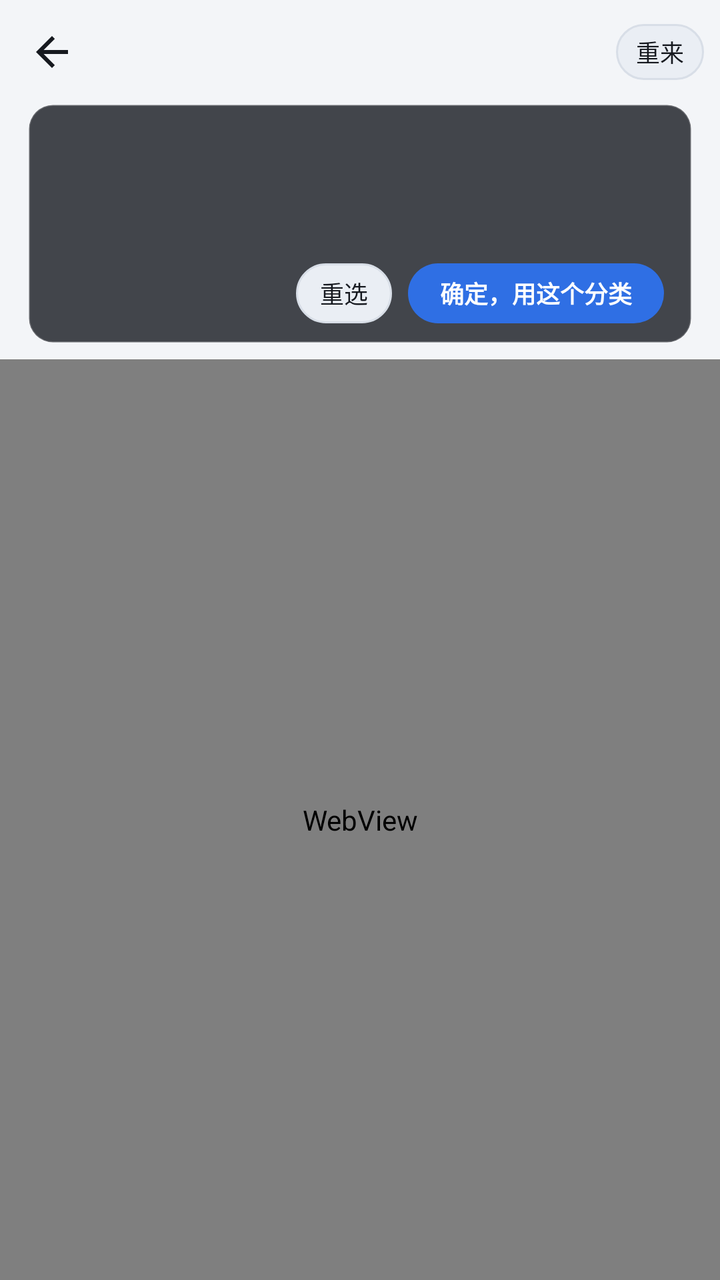
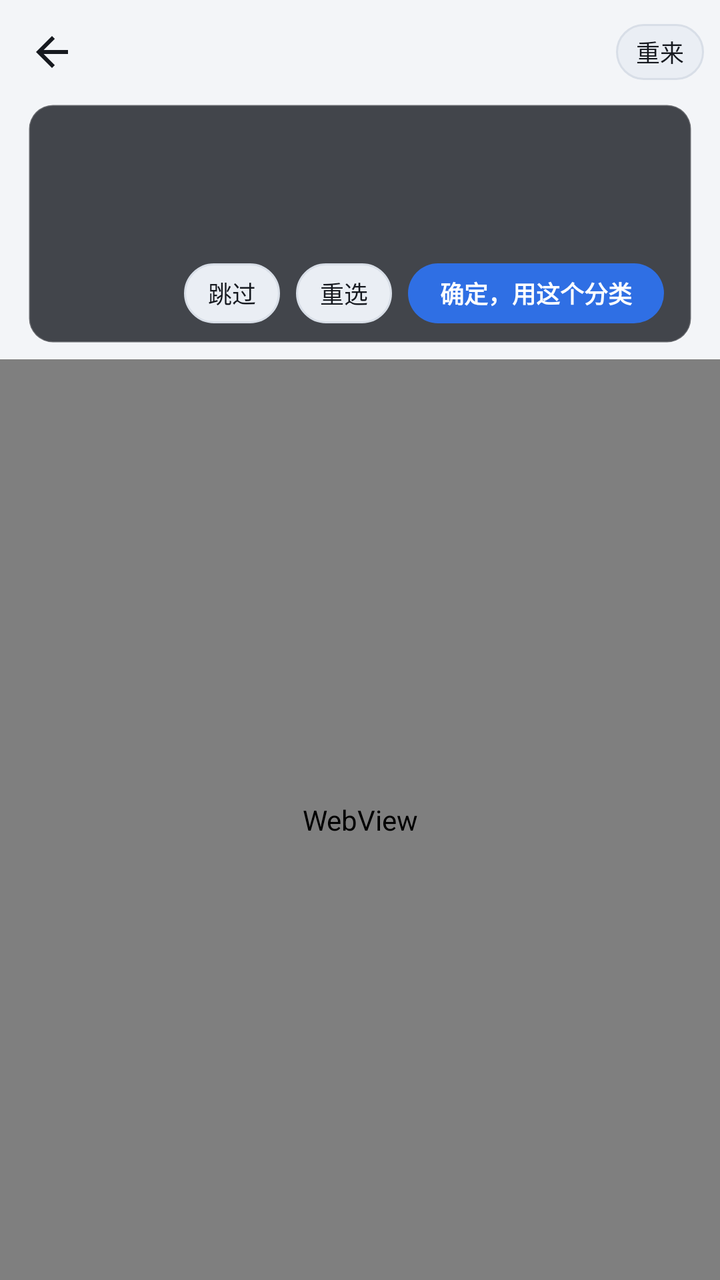

The first picture is an Android layout as it rendered before a commit; the second is the same layout after the commit. The layout source and the unified diff follow.
<!-- AndroidManifest.xml: application theme Theme.VideoShell -->
<!-- res/layout/activity_calibrate.xml -->
<?xml version="1.0" encoding="utf-8"?>
<LinearLayout xmlns:android="http://schemas.android.com/apk/res/android"
    android:layout_width="match_parent"
    android:layout_height="match_parent"
    android:background="@color/bg"
    android:orientation="vertical">

    <LinearLayout
        android:layout_width="match_parent"
        android:layout_height="52dp"
        android:gravity="center_vertical"
        android:orientation="horizontal"
        android:paddingStart="4dp"
        android:paddingEnd="8dp">

        <ImageButton
            android:id="@+id/btnBack"
            android:layout_width="44dp"
            android:layout_height="44dp"
            android:background="?android:attr/selectableItemBackgroundBorderless"
            android:contentDescription="@string/back"
            android:src="@drawable/ic_back"
            android:tint="@color/text_primary" />

        <TextView
            android:id="@+id/tvTitle"
            style="@style/TextTitle"
            android:layout_width="0dp"
            android:layout_height="wrap_content"
            android:layout_marginStart="4dp"
            android:layout_weight="1"
            android:textSize="17sp" />

        <TextView
            android:id="@+id/btnRestart"
            android:layout_width="wrap_content"
            android:layout_height="28dp"
            android:background="@drawable/bg_chip"
            android:gravity="center"
            android:paddingStart="10dp"
            android:paddingEnd="10dp"
            android:text="@string/calib_restart"
            android:textColor="@color/text_primary"
            android:textSize="12sp" />
    </LinearLayout>

    <LinearLayout
        android:id="@+id/stepCard"
        android:layout_width="match_parent"
        android:layout_height="wrap_content"
        android:layout_marginStart="14dp"
        android:layout_marginEnd="14dp"
        android:layout_marginBottom="8dp"
        android:background="@drawable/bg_panel"
        android:orientation="vertical"
        android:paddingStart="14dp"
        android:paddingTop="10dp"
        android:paddingEnd="14dp"
        android:paddingBottom="10dp">

        <TextView
            android:id="@+id/tvStep"
            android:layout_width="match_parent"
            android:layout_height="wrap_content"
            android:textColor="@color/brand"
            android:textSize="14sp"
            android:textStyle="bold" />

        <TextView
            android:id="@+id/tvHint"
            android:layout_width="match_parent"
            android:layout_height="wrap_content"
            android:layout_marginTop="4dp"
            android:textColor="@color/text_primary"
            android:textSize="12sp" />

        <TextView
            android:id="@+id/tvState"
            android:layout_width="match_parent"
            android:layout_height="wrap_content"
            android:layout_marginTop="6dp"
            android:textColor="@color/text_hint"
            android:textSize="12sp" />

        
        <LinearLayout
            android:layout_width="match_parent"
            android:layout_height="wrap_content"
            android:layout_marginTop="8dp"
            android:gravity="end|center_vertical"
            android:orientation="horizontal">

            <TextView
                android:id="@+id/btnReselect"
                android:layout_width="wrap_content"
                android:layout_height="30dp"
                android:background="@drawable/bg_chip"
                android:gravity="center"
                android:paddingStart="12dp"
                android:paddingEnd="12dp"
                android:text="@string/calib_reselect"
                android:textColor="@color/text_primary"
                android:textSize="12sp" />

            <TextView
                android:id="@+id/btnConfirm"
                android:layout_width="wrap_content"
                android:layout_height="30dp"
                android:layout_marginStart="8dp"
                android:background="@drawable/bg_btn_brand"
                android:gravity="center"
                android:paddingStart="16dp"
                android:paddingEnd="16dp"
                android:text="@string/calib_confirm_cat"
                android:textColor="@color/white"
                android:textSize="12sp"
                android:textStyle="bold" />
        </LinearLayout>
    </LinearLayout>

    <FrameLayout
        android:layout_width="match_parent"
        android:layout_height="0dp"
        android:layout_weight="1">

        <WebView
            android:id="@+id/webView"
            android:layout_width="match_parent"
            android:layout_height="match_parent" />

        <ProgressBar
            android:id="@+id/pb"
            android:layout_width="wrap_content"
            android:layout_height="wrap_content"
            android:layout_gravity="center"
            android:indeterminateTint="@color/brand"
            android:visibility="gone" />
    </FrameLayout>

</LinearLayout>
<!-- resources referenced by this layout -->
<resources>
  <color name="bg">#FFF3F5F8</color>
  <color name="brand">#FF2F6FE4</color>
  <color name="text_hint">#FF7C8797</color>
  <color name="text_primary">#FF16191F</color>
  <color name="white">#FFFFFFFF</color>
  <!-- drawable bg_btn_brand (drawable) -->
  <?xml version="1.0" encoding="utf-8"?>
  <selector xmlns:android="http://schemas.android.com/apk/res/android">
      <item android:state_pressed="true">
          <shape android:shape="rectangle">
              <solid android:color="@color/brand_dark" />
              <corners android:radius="16dp" />
          </shape>
      </item>
      <item>
          <shape android:shape="rectangle">
              <solid android:color="@color/brand" />
              <corners android:radius="16dp" />
          </shape>
      </item>
  </selector>
  <!-- drawable bg_chip (drawable) -->
  <?xml version="1.0" encoding="utf-8"?>
  <selector xmlns:android="http://schemas.android.com/apk/res/android">
      <item android:state_selected="true">
          <shape android:shape="rectangle">
              <solid android:color="@color/brand" />
              <corners android:radius="16dp" />
          </shape>
      </item>
      <item>
          <shape android:shape="rectangle">
              <solid android:color="@color/surface_2" />
              <corners android:radius="16dp" />
              <stroke android:width="1dp" android:color="@color/line" />
          </shape>
      </item>
  </selector>
  <!-- drawable bg_panel (drawable) -->
  <?xml version="1.0" encoding="utf-8"?>
  <shape xmlns:android="http://schemas.android.com/apk/res/android" android:shape="rectangle">
      <solid android:color="#CC171A21" />
      <corners android:radius="12dp" />
      <stroke android:width="1dp" android:color="#33FFFFFF" />
  </shape>
  <!-- drawable ic_back (drawable) -->
  <vector xmlns:android="http://schemas.android.com/apk/res/android"
      android:width="24dp" android:height="24dp"
      android:viewportWidth="24" android:viewportHeight="24">
      <path android:fillColor="#FFFFFFFF"
          android:pathData="M20,11H7.83l5.59,-5.59L12,4l-8,8 8,8 1.41,-1.41L7.83,13H20v-2z" />
  </vector>
  <string name="back">返回</string>
  <string name="calib_confirm_cat">确定，用这个分类</string>
  <string name="calib_reselect">重选</string>
  <string name="calib_restart">重来</string>
  <style name="TextTitle">
          <item name="android:textColor">@color/text_primary</item>
          <item name="android:textSize">16sp</item>
          <item name="android:textStyle">bold</item>
          <item name="android:maxLines">1</item>
          <item name="android:ellipsize">end</item>
      </style>
  <style name="Theme.VideoShell" parent="Theme.VideoShell.Base" />
  <color name="brand_dark">#FF2559B8</color>
  <color name="surface_2">#FFEAEEF4</color>
  <color name="line">#FFD8DEE7</color>
  <style name="Theme.VideoShell.Base" parent="Theme.MaterialComponents.NoActionBar">
          <item name="colorPrimary">@color/brand</item>
          <item name="colorPrimaryVariant">@color/brand_dark</item>
          <item name="colorOnPrimary">@color/white</item>
          <item name="colorSecondary">@color/brand</item>
          <item name="colorOnSecondary">@color/white</item>
          <item name="colorSurface">@color/surface</item>
          <item name="colorOnSurface">@color/text_primary</item>
          <item name="android:colorBackground">@color/bg</item>
          <item name="colorError">@color/brand</item>
          <item name="android:windowBackground">@color/bg</item>
          <item name="android:statusBarColor">@color/bg</item>
          <item name="android:navigationBarColor">@color/surface</item>
          <item name="android:textColorPrimary">@color/text_primary</item>
          <item name="android:textColorSecondary">@color/text_secondary</item>
          <item name="android:textColorHint">@color/text_hint</item>
      </style>
  <color name="surface">#FFFFFFFF</color>
  <color name="text_secondary">#FF4E5866</color>
</resources>

<!-- the commit's change to res/layout/activity_calibrate.xml (unified diff, before → after) -->
@@ -91,6 +91,19 @@
             android:orientation="horizontal">
 
             <TextView
+                android:id="@+id/btnSkip"
+                android:layout_width="wrap_content"
+                android:layout_height="30dp"
+                android:layout_marginEnd="8dp"
+                android:background="@drawable/bg_chip"
+                android:gravity="center"
+                android:paddingStart="12dp"
+                android:paddingEnd="12dp"
+                android:text="@string/calib_skip"
+                android:textColor="@color/text_primary"
+                android:textSize="12sp" />
+
+            <TextView
                 android:id="@+id/btnReselect"
                 android:layout_width="wrap_content"
                 android:layout_height="30dp"
<!-- resource entries referenced after the edit -->
@@ -56,6 +56,7 @@
   <string name="calib_confirm_cat">确定，用这个分类</string>
   <string name="calib_reselect">重选</string>
   <string name="calib_restart">重来</string>
+  <string name="calib_skip">跳过</string>
   <style name="TextTitle">
           <item name="android:textColor">@color/text_primary</item>
           <item name="android:textSize">16sp</item>
